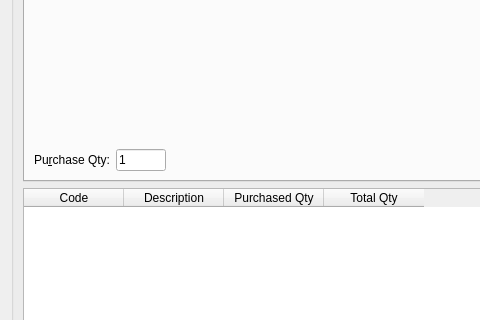
Old version of the form squeeze/src/ui/purchaseeditor.ui in the repository lastprimenumbers/lemonpos; both pictures show x 0 to 480 and y 249 to 569 of the 651 by 680 pixel window.
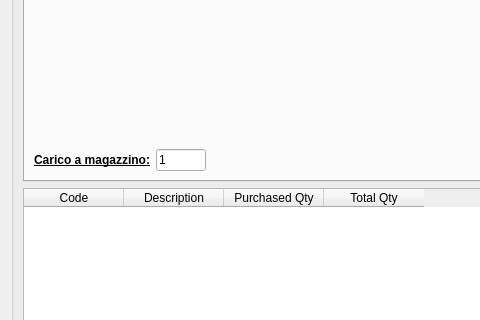
New version of the form. Custom widgets are drawn as their Qt base class.

Diff of the .ui file:
```diff
--- a/squeeze/src/ui/purchaseeditor.ui
+++ b/squeeze/src/ui/purchaseeditor.ui
@@ -177,8 +177,15 @@
                 <verstretch>0</verstretch>
                </sizepolicy>
               </property>
+              <property name="font">
+               <font>
+                <weight>75</weight>
+                <bold>true</bold>
+                <underline>true</underline>
+               </font>
+              </property>
               <property name="text">
-               <string>Pu&amp;rchase Qty:</string>
+               <string>Carico a magazzino:</string>
               </property>
               <property name="alignment">
                <set>Qt::AlignRight|Qt::AlignTrailing|Qt::AlignVCenter</set>
```
